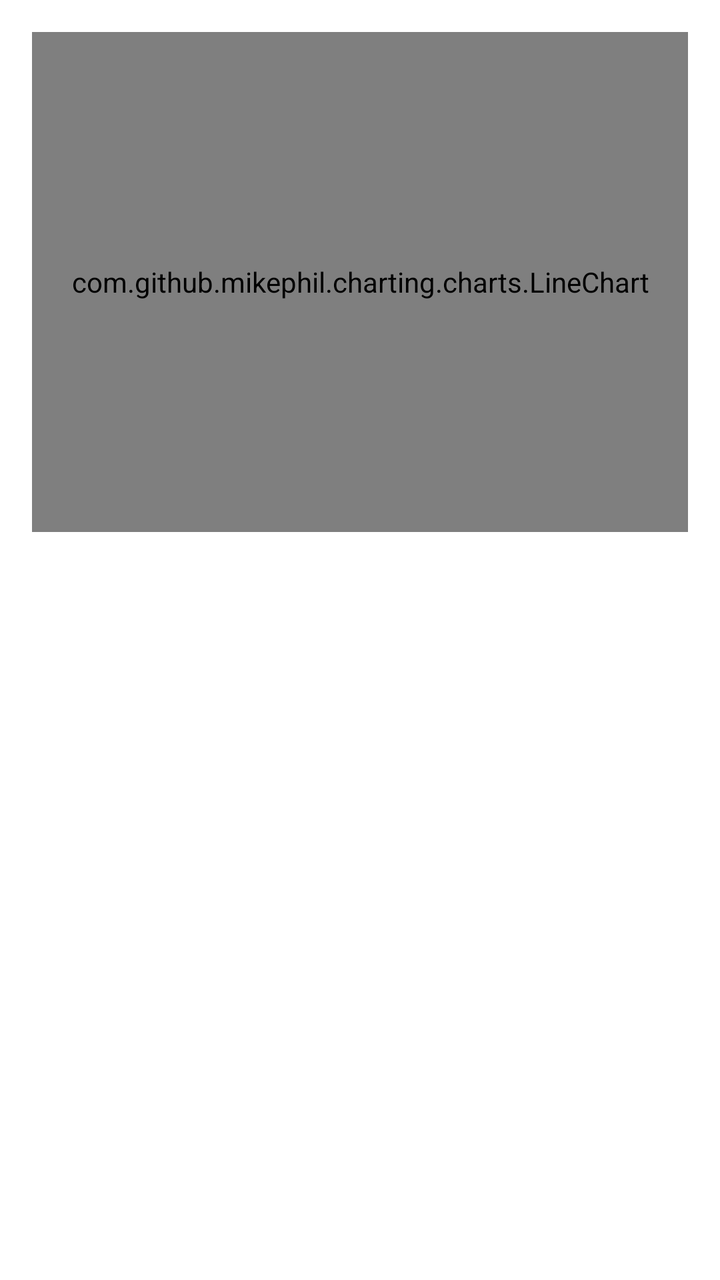
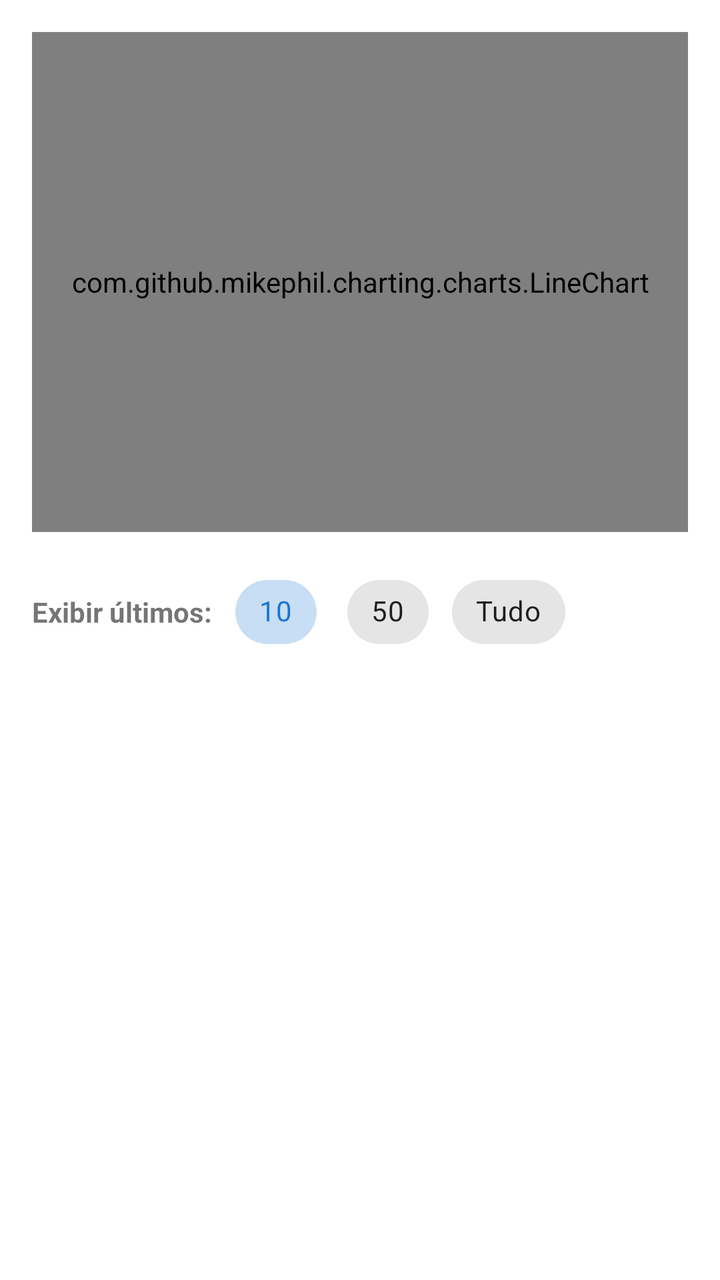

Compare the two renders of this Android layout. The source of the first and the diff that turns it into the second are given below.
<!-- AndroidManifest.xml: application theme Theme.CalculoIMC -->
<!-- res/layout/activity_historic.xml -->
<?xml version="1.0" encoding="utf-8"?>
<androidx.constraintlayout.widget.ConstraintLayout
    xmlns:android="http://schemas.android.com/apk/res/android"
    xmlns:app="http://schemas.android.com/apk/res-auto"
    xmlns:tools="http://schemas.android.com/tools"
    android:layout_width="match_parent"
    android:layout_height="match_parent"
    tools:context=".view.Historic">

    <com.github.mikephil.charting.charts.LineChart
        android:id="@+id/chartHistorico"
        android:layout_width="match_parent"
        android:layout_height="250dp"
        android:layout_margin="16dp"
        app:layout_constraintTop_toTopOf="parent" />

    <androidx.recyclerview.widget.RecyclerView
        android:id="@+id/recyclerViewHistorico"
        android:layout_width="match_parent"
        android:layout_height="0dp"
        app:layout_constraintBottom_toBottomOf="parent"
        app:layout_constraintTop_toBottomOf="@+id/chartHistorico"
        tools:listitem="@android:layout/simple_list_item_1" />

</androidx.constraintlayout.widget.ConstraintLayout>
<!-- resources referenced by this layout -->
<resources>
  <style name="Theme.CalculoIMC" parent="Theme.MaterialComponents.DayNight.DarkActionBar">
          
          <item name="colorPrimary">@color/primary_blue</item>
          <item name="colorPrimaryVariant">@color/primary_blue</item>
          <item name="colorOnPrimary">@color/white</item>
          
          <item name="colorSecondary">@color/teal_200</item>
          <item name="colorSecondaryVariant">@color/teal_700</item>
          <item name="colorOnSecondary">@color/black</item>
          
          <item name="android:statusBarColor">?attr/colorPrimaryVariant</item>
          
      </style>
  <color name="primary_blue">#1976D2</color>
  <color name="white">#FFFFFF</color>
  <color name="teal_200">#FF03DAC5</color>
  <color name="teal_700">#FF018786</color>
  <color name="black">#000000</color>
</resources>

<!-- the commit's change to res/layout/activity_historic.xml (unified diff, before → after) -->
@@ -7,6 +7,7 @@
     android:layout_height="match_parent"
     tools:context=".view.Historic">
 
+    
     <com.github.mikephil.charting.charts.LineChart
         android:id="@+id/chartHistorico"
         android:layout_width="match_parent"
@@ -14,12 +15,61 @@
         android:layout_margin="16dp"
         app:layout_constraintTop_toTopOf="parent" />
 
+    
+    <LinearLayout
+        android:id="@+id/layoutFiltros"
+        android:layout_width="match_parent"
+        android:layout_height="wrap_content"
+        android:gravity="center_vertical"
+        android:orientation="horizontal"
+        android:padding="16dp"
+        app:layout_constraintTop_toBottomOf="@+id/chartHistorico">
+
+        <TextView
+            android:layout_width="wrap_content"
+            android:layout_height="wrap_content"
+            android:layout_marginEnd="8dp"
+            android:text="Exibir últimos:"
+            android:textStyle="bold" />
+
+        <com.google.android.material.chip.ChipGroup
+            android:id="@+id/chipGroupFiltro"
+            android:layout_width="wrap_content"
+            android:layout_height="wrap_content"
+            app:selectionRequired="true"
+            app:singleSelection="true">
+
+            <com.google.android.material.chip.Chip
+                android:id="@+id/chip10"
+                style="@style/Widget.MaterialComponents.Chip.Choice"
+                android:layout_width="wrap_content"
+                android:layout_height="wrap_content"
+                android:checked="true"
+                android:text="10" />
+
+            <com.google.android.material.chip.Chip
+                android:id="@+id/chip50"
+                style="@style/Widget.MaterialComponents.Chip.Choice"
+                android:layout_width="wrap_content"
+                android:layout_height="wrap_content"
+                android:text="50" />
+
+            <com.google.android.material.chip.Chip
+                android:id="@+id/chipTudo"
+                style="@style/Widget.MaterialComponents.Chip.Choice"
+                android:layout_width="wrap_content"
+                android:layout_height="wrap_content"
+                android:text="Tudo" />
+        </com.google.android.material.chip.ChipGroup>
+    </LinearLayout>
+
+    
     <androidx.recyclerview.widget.RecyclerView
         android:id="@+id/recyclerViewHistorico"
         android:layout_width="match_parent"
         android:layout_height="0dp"
         app:layout_constraintBottom_toBottomOf="parent"
-        app:layout_constraintTop_toBottomOf="@+id/chartHistorico"
+        app:layout_constraintTop_toBottomOf="@+id/layoutFiltros"
         tools:listitem="@android:layout/simple_list_item_1" />
 
 </androidx.constraintlayout.widget.ConstraintLayout>
